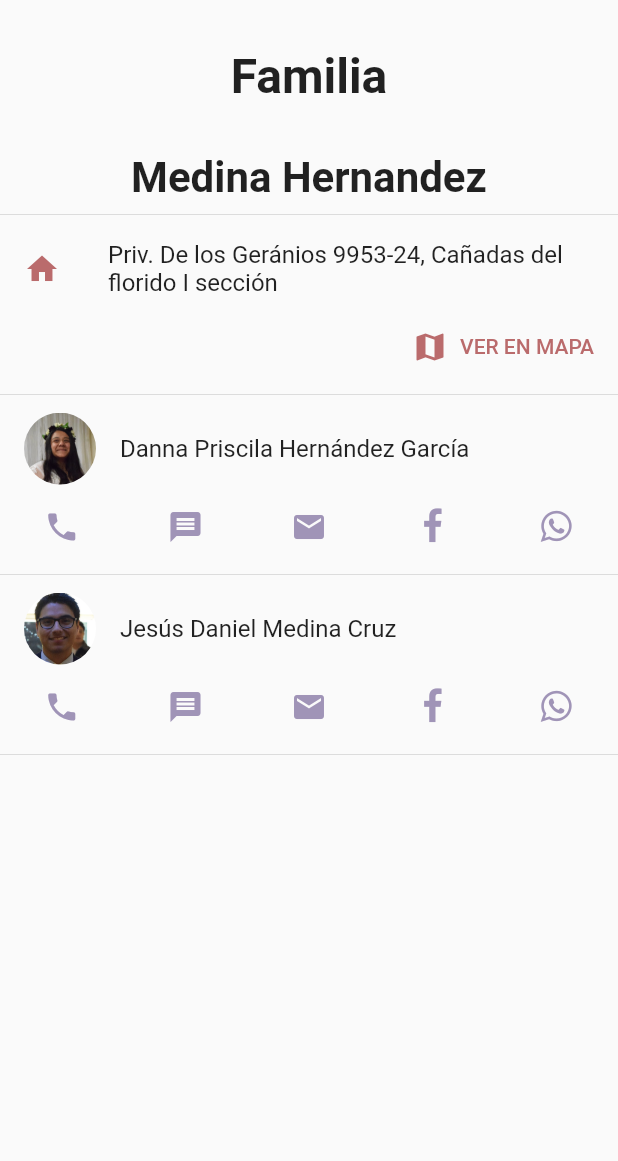
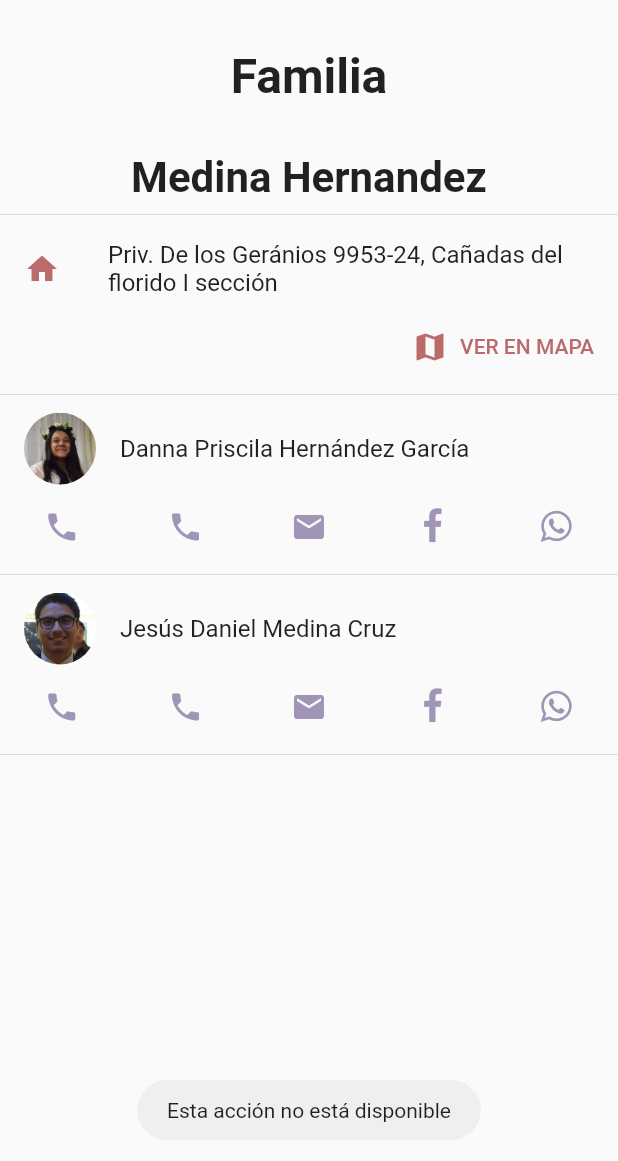
Before and after one commit to jesus-medina/FamezApp, a Flutter app: the ContactoPage screen opened by its route, after a tap on "VER EN MAPA", on a phone screen of 412 x 824 dp. Shown: the top 1161 px of the screen. Run offline on Flutter 3.47's test engine with Material 2 defaults, Android fonts, the phone set to English and light mode, and no system bars; our stand-ins replace cloud_firestore, fluttertoast; accounts and stored records are empty.

Commit message:
Google maps added to ver en mapa

```diff
--- a/lib/domain/familia_model.dart
+++ b/lib/domain/familia_model.dart
@@ -1,19 +1,23 @@
 import 'package:famezapp/domain/socio_model.dart';
+import 'package:flutter/cupertino.dart';
 
 class Familia {
   String lastName;
   String address;
+  String urlGoogleMaps;
   List<Socio> members;
 
   Familia({
-    this.lastName,
-    this.address,
-    this.members
+    @required this.lastName,
+    @required this.address,
+    @required this.urlGoogleMaps,
+    @required this.members
   });
 }
 
 Familia getFamilia() => Familia(
   lastName: 'Medina Hernandez',
   address: 'Priv. De los Geránios 9953-24, Cañadas del florido I sección',
+  urlGoogleMaps: "https://www.google.com.mx/maps/place/32%C2%B027'38.1%22N+116%C2%B051'53.3%22W/@32.4605851,-116.8653542,19z/data=!3m1!4b1!4m6!3m5!1s0x0:0x0!7e2!8m2!3d32.4605842!4d-116.8648068",
   members: getSocios()
 );
--- a/lib/pages/contacto_page.dart
+++ b/lib/pages/contacto_page.dart
@@ -1,3 +1,5 @@
+import 'dart:io';
+
 import 'package:famezapp/domain/familia_model.dart';
 import 'package:famezapp/domain/socio_model.dart';
 import 'package:famezapp/utils/colors.dart';
@@ -58,8 +60,12 @@ class _ContactoPageState extends State<ContactoPage> {
                 children: [
                   FlatButton.icon(
                     icon: Icon(Icons.map, color: FamezColors.primaryDarkColor),
-                    label: Text('VER EN MAPA', style: TextStyle(color: FamezColors.primaryDarkColor)),
-                    onPressed: () {},
+                    label: Text(
+                      'VER EN MAPA',
+                      style: TextStyle(color: FamezColors.primaryDarkColor)),
+                    onPressed: () {
+                      _launchURL(familia.urlGoogleMaps);
+                    },
                   )
                 ],
               ),
@@ -97,41 +103,7 @@ class _ContactoPageState extends State<ContactoPage> {
         ),
         title: Text(socio.fullName()),
       ),
-      Row(
-        mainAxisAlignment: MainAxisAlignment.spaceAround,
-        children: [
-          _contactoIconButton(
-            icon: Icons.phone,
-            onPressed: () {
-              _launchURL('tel:${socio.phoneNumber}');
-            },
-          ),
-          _contactoIconButton(
-            icon: Icons.message,
-            onPressed: () {
-              _launchURL('sms:${socio.phoneNumber}');
-            },
-          ),
-          _contactoIconButton(
-            icon: Icons.email,
-            onPressed: () {
-              _launchURL('mailto:${socio.email}');
-            },
-          ),
-          _contactoIconButton(
-            icon: FontAwesome.facebook,
-            onPressed: () {
-              _launchURL(socio.urlFacebook);
-            },
-          ),
-          _contactoIconButton(
-            icon: FontAwesome.whatsapp,
-            onPressed: () {
-              _launchURL(socio.urlWhatsApp);
-            },
-          ),
-        ],
-      )
+      _contactBottomActions(socio),
     ],
   );
 
@@ -141,13 +113,55 @@ class _ContactoPageState extends State<ContactoPage> {
       onPressed: onPressed,
     );
 
+  Widget _contactBottomActions(Socio socio) {
+    List<Widget> actionButtons = [];
+    try {
+      if (Platform.isAndroid || Platform.isIOS) {
+        actionButtons.add(_contactoIconButton(
+          icon: Icons.phone,
+          onPressed: () {
+            _launchURL('tel:${socio.phoneNumber}');
+          },
+        ));
+        actionButtons.add(_contactoIconButton(
+          icon: Icons.phone,
+          onPressed: () {
+            _launchURL('sms:${socio.phoneNumber}');
+          },
+        ));
+      }
+    } catch (e) {}
+    actionButtons.add(_contactoIconButton(
+      icon: Icons.email,
+      onPressed: () {
+        _launchURL('mailto:${socio.email}');
+      },
+    ));
+    actionButtons.add(_contactoIconButton(
+      icon: FontAwesome.facebook,
+      onPressed: () {
+        _launchURL(socio.urlFacebook);
+      },
+    ));
+    actionButtons.add(_contactoIconButton(
+      icon: FontAwesome.whatsapp,
+      onPressed: () {
+        _launchURL(socio.urlWhatsApp);
+      },
+    ));
+    return Row(
+      mainAxisAlignment: MainAxisAlignment.spaceAround,
+      children: actionButtons,
+    );
+  }
+
   _launchURL(String url) async {
     if (await canLaunch(url)) {
       await launch(url);
     } else {
       Fluttertoast.showToast(
         msg: 'Esta acción no está disponible',
-        toastLength: Toast.LENGTH_LONG
+        toastLength: Toast.LENGTH_LONG,
       );
     }
   }
```
